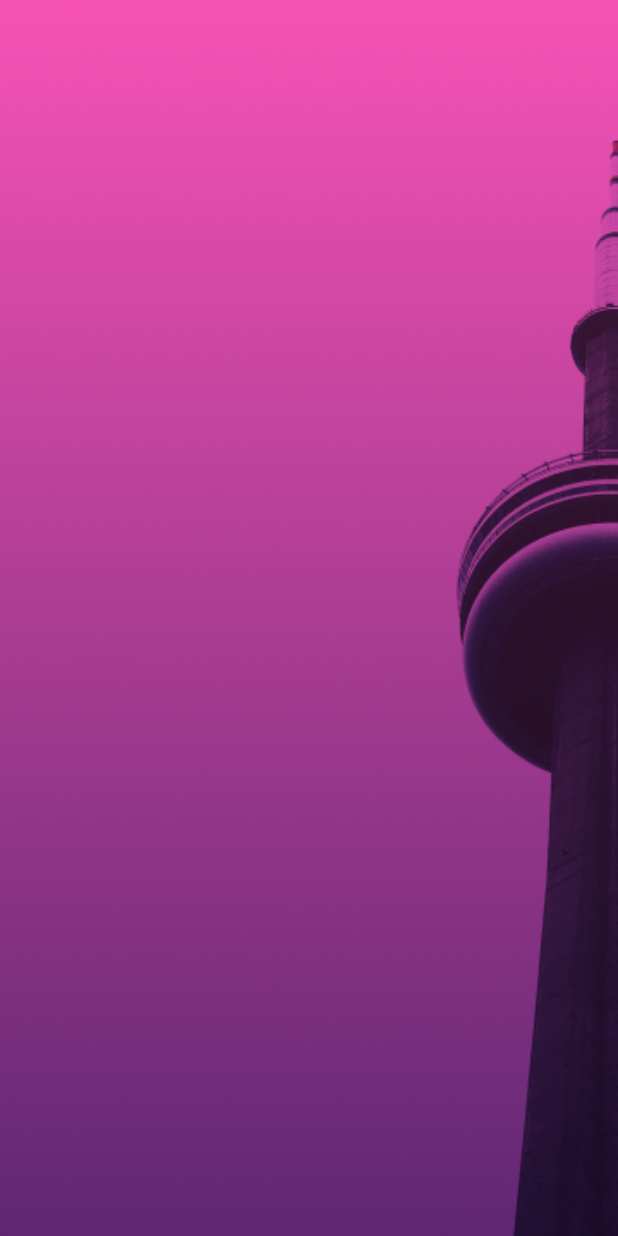
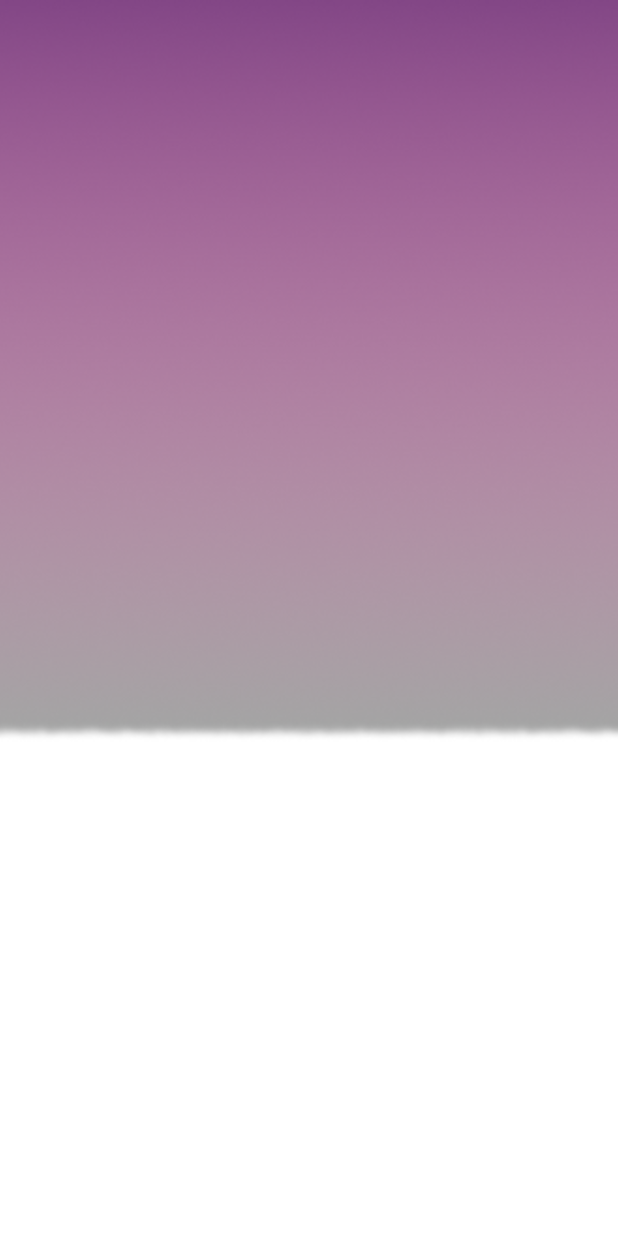
Before and after one commit to CephasPeter/fuitos_app, a Flutter app: the screen it shows after launch, after a tap on an icon or button, on a phone screen of 412 x 824 dp. Run offline on Flutter 3.47's test engine with Material 2 defaults, Android fonts, the phone set to English and light mode, and no system bars; our stand-ins replace flutter_svg, font_awesome_flutter, loading_animation_widget, splashscreen.

Commit message:
Working on Onboarding pages

```diff
--- a/lib/screens/onboarding/onboarding_page.dart
+++ b/lib/screens/onboarding/onboarding_page.dart
@@ -35,17 +35,19 @@ class _OnboardingPageState extends State<OnboardingPage> {
       child: Material(
         type: MaterialType.transparency,
         child: Container(
-          decoration: const BoxDecoration(
-            image: DecorationImage(
-              image: AssetImage("assets/images/background.png"),
-              fit: BoxFit.cover,
-            ),
-          ),
-          child: Column(
-            crossAxisAlignment: CrossAxisAlignment.stretch,
-            mainAxisAlignment: MainAxisAlignment.end,
+          color: Colors.white,
+          child: Stack(
             children: [
-
+              Container(
+                height: height*0.6,
+                width: width,
+                decoration: const BoxDecoration(
+                  image: DecorationImage(
+                    image: AssetImage("assets/images/background2.png"),
+                    fit: BoxFit.cover,
+                  ),
+                ),
+              )
             ],
           ),
         ),
```
Also changed, not shown: assets/images/background2.png (added).
